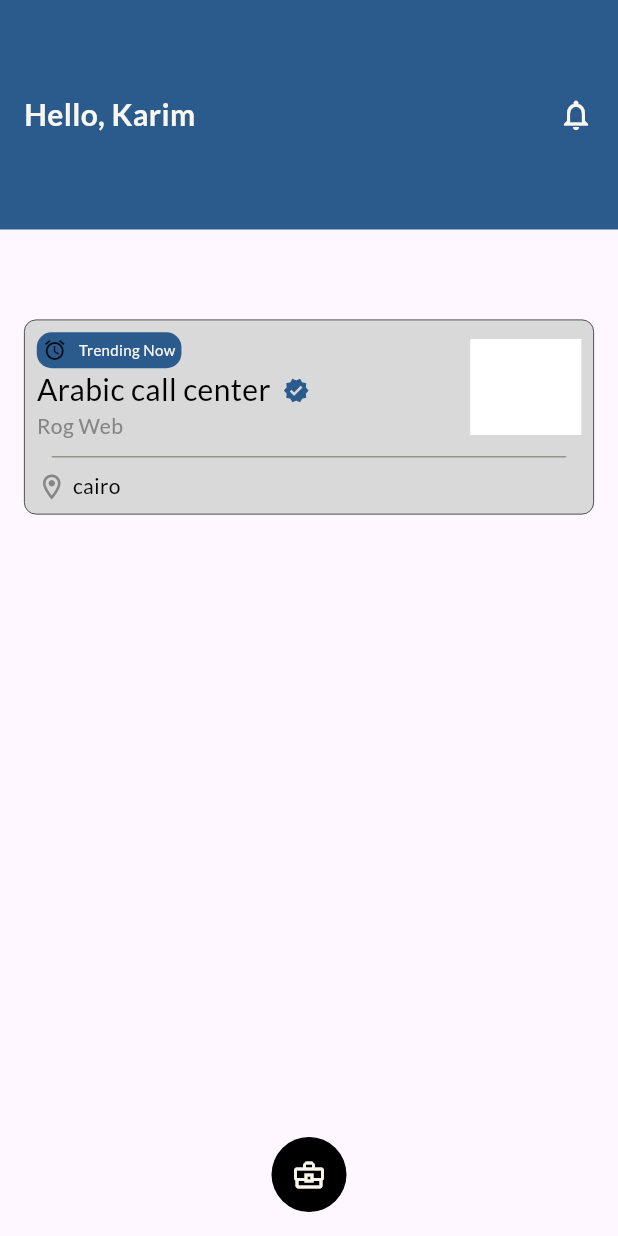
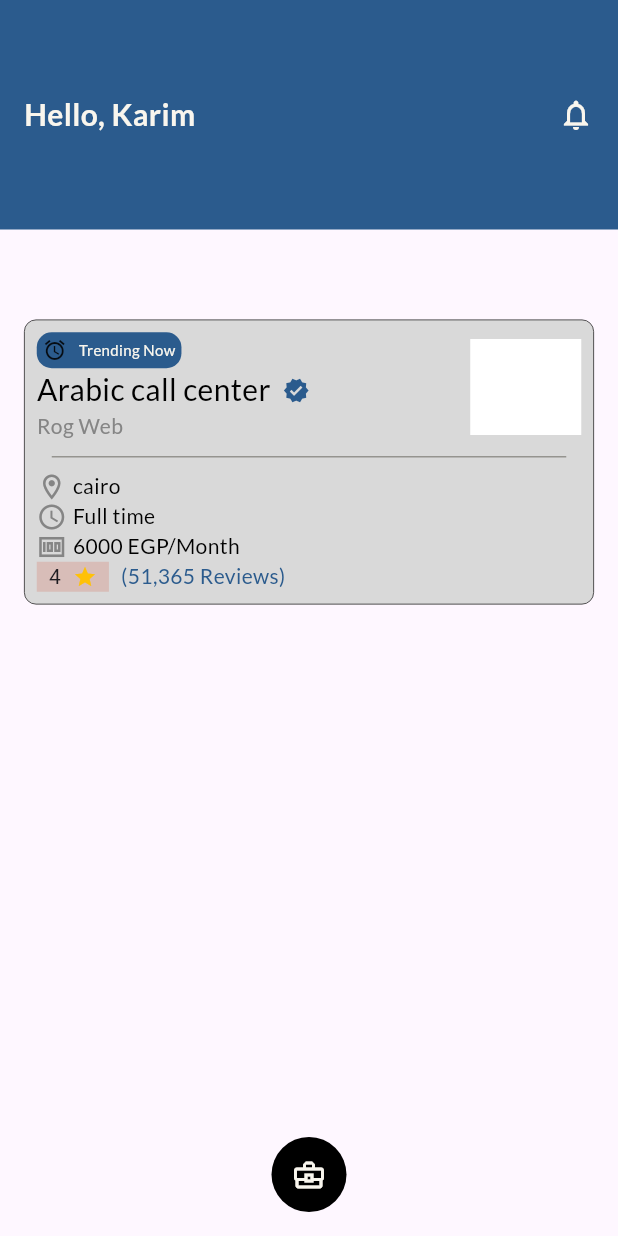
Before and after one commit to yousefmohamed35/home_view, a Flutter app: the screen it shows after launch, on a phone screen of 412 x 824 dp. Run offline on Flutter 3.47's test engine with Material 3 defaults, Android fonts, the phone set to English and light mode, and no system bars; our stand-ins replace google_fonts.

Commit message:
create custom rating

```diff
--- /dev/null
+++ b/lib/home/presentation/view/widgets/custom_rating.dart
@@ -0,0 +1,39 @@
+import 'package:flutter/material.dart';
+import 'package:google_fonts/google_fonts.dart';
+
+import '../../../../core/app_colors.dart';
+import '../../../../core/styles.dart';
+
+class CustomRating extends StatelessWidget {
+  const CustomRating({
+    super.key,
+  });
+
+  @override
+  Widget build(BuildContext context) {
+    return Row(
+      children: [
+        Container(
+          padding: EdgeInsets.symmetric(horizontal: 8),
+          color: Color(0xFFD34E33).withOpacity(0.2),
+          child: Row(
+            children: [
+              Text('4'),
+              SizedBox(width: 8),
+              Icon(Icons.star, color: Colors.amber, size: 16),
+            ],
+          ),
+        ),
+        SizedBox(width: 8),
+        Text(
+          '(51,365 Reviews)',
+          style: GoogleFonts.lato(
+            textStyle: AppStyles.medium14.copyWith(
+              color: AppColors.blue,
+            ),
+          ),
+        ),
+      ],
+    );
+  }
+}
--- a/lib/home/presentation/view/widgets/home_view_item.dart
+++ b/lib/home/presentation/view/widgets/home_view_item.dart
@@ -1,5 +1,8 @@
 import 'package:flutter/material.dart';
+import 'package:google_fonts/google_fonts.dart';
+import 'package:homeview/core/styles.dart';
 import '../../../../core/app_colors.dart';
+import 'custom_rating.dart';
 import 'home_view_item_top.dart';
 import 'information_item.dart';
 
@@ -28,6 +31,9 @@ class HomeViewItem extends StatelessWidget {
                 height: 20,
               ),
               InformationItem(text: 'cairo', icon: Icons.location_on_outlined),
+              InformationItem(text: 'Full time', icon: Icons.schedule),
+              InformationItem(text: '6000 EGP/Month', icon: Icons.money_sharp),
+              CustomRating(),
             ],
           ),
         ),
```
